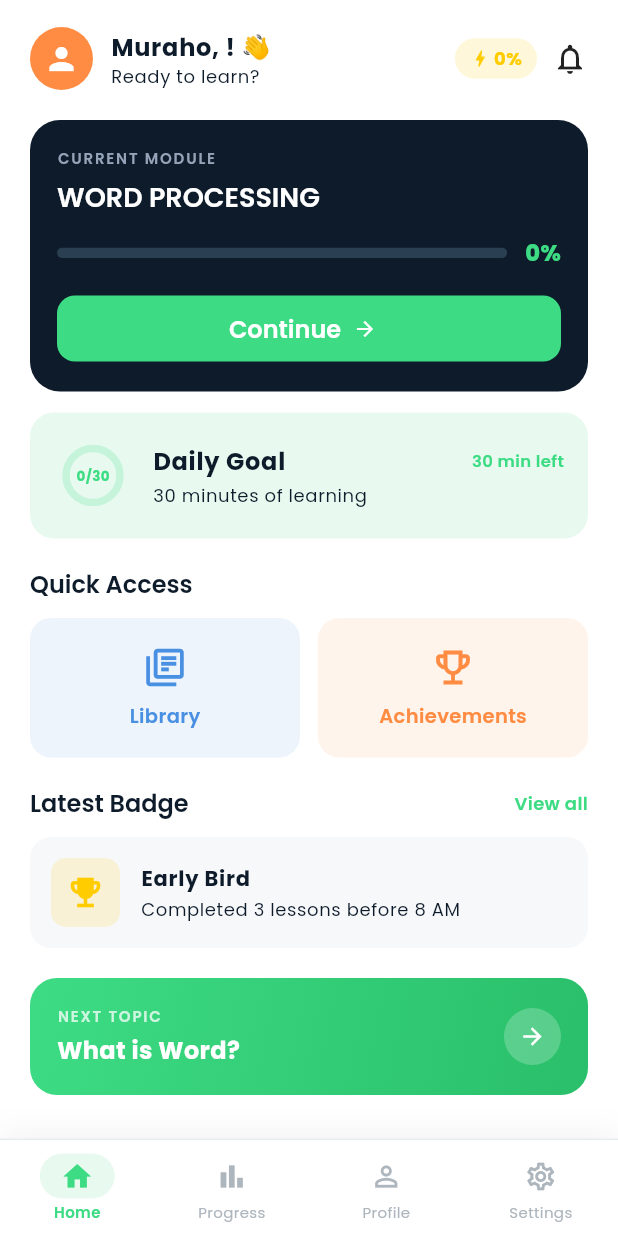
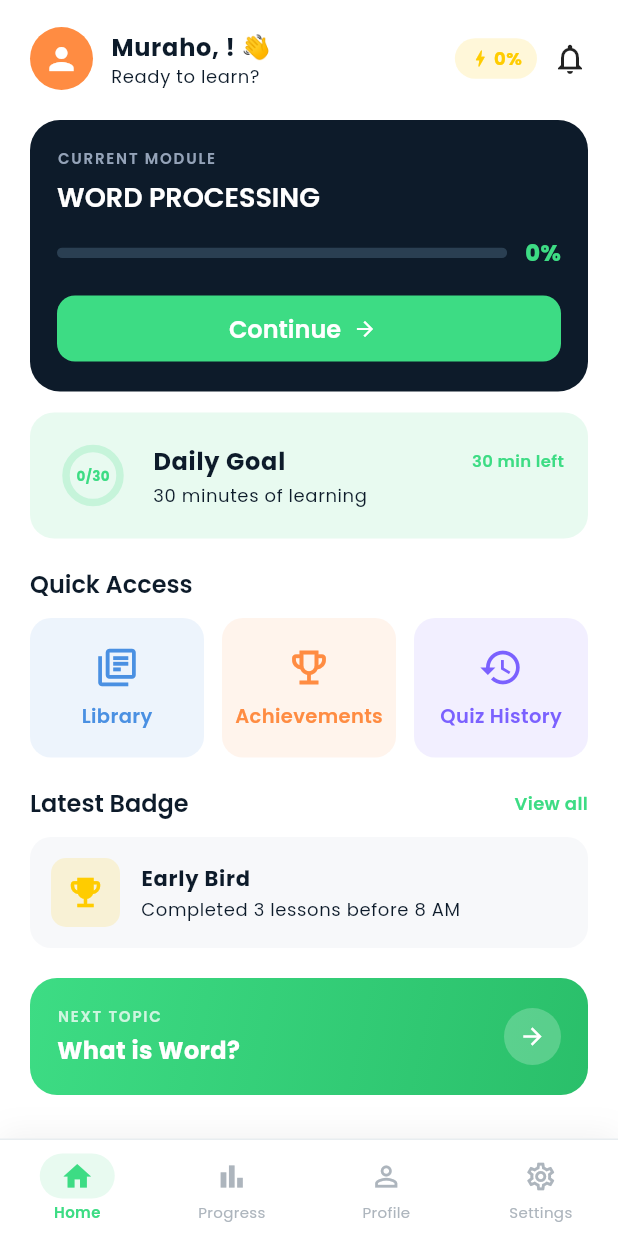
Before and after one commit to hasby-umutoniwabo/Tumenye_mobile, a Flutter app: the screen it shows once a user with an empty profile is signed in, on a phone screen of 412 x 824 dp. Run offline on Flutter 3.47's test engine with Material 3 defaults, Android fonts, the light colour scheme and no system bars; drawn by our look-alikes of cached_network_image; our stand-ins replace cloud_firestore, easy_localization, firebase_auth, firebase_core, flutter_riverpod, go_router and 4 more; accounts and stored records are empty; generated files the repository leaves out were written again; network calls fail.

Commit message:
Add Quiz History button to home screen

```diff
--- a/lib/features/home/presentation/screens/home_screen.dart
+++ b/lib/features/home/presentation/screens/home_screen.dart
@@ -345,6 +345,9 @@ class _QuickAccess extends StatelessWidget {
           const SizedBox(width: 12),
           _QBtn(Icons.emoji_events_outlined, 'Achievements',
               AppColors.accentOrange, () => context.push(AppRoutes.achievements)),
+          const SizedBox(width: 12),
+          _QBtn(Icons.history_outlined, 'Quiz History',
+              AppColors.accentPurple, () => context.push(AppRoutes.quizHistory)),
         ]),
       ]),
     );
```
